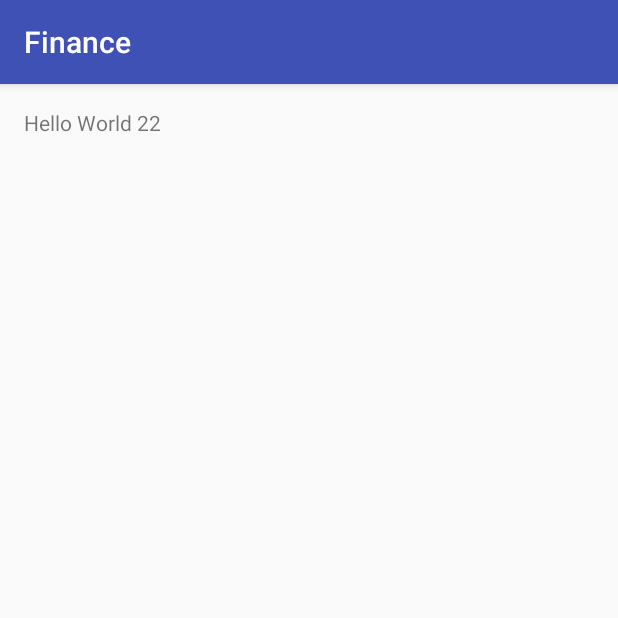
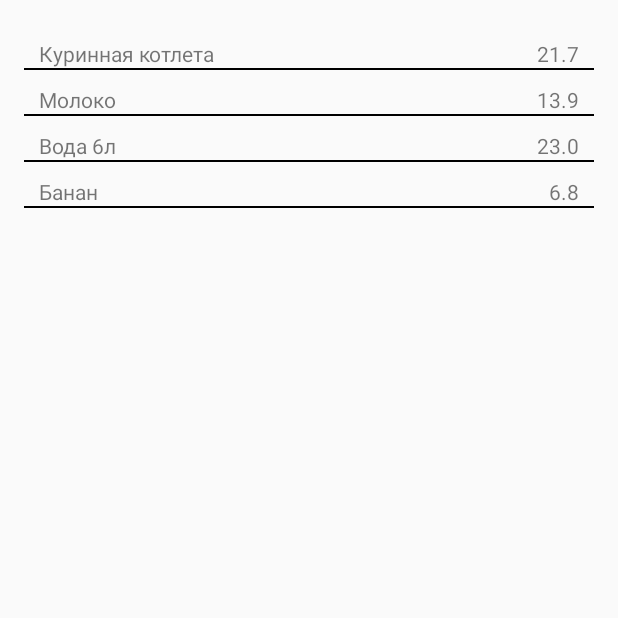
Before and after one commit to root-android/Finance, an Android app: the screen it shows after launch (MainActivity), on a phone screen of 412 x 824 dp, the top half of it. Run offline under Robolectric (Android 15) with nearby library versions, the phone set to English and light mode, and no system bars.

Commit message:
custom adapter

```diff
--- /dev/null
+++ b/app/src/main/java/com/vao/finance/CustomTransactionsAdapter.java
@@ -0,0 +1,38 @@
+package com.vao.finance;
+
+import android.content.Context;
+import android.view.LayoutInflater;
+import android.view.View;
+import android.view.ViewGroup;
+import android.widget.ArrayAdapter;
+import android.widget.TextView;
+
+import java.util.ArrayList;
+import java.util.List;
+
+/**
+ * Created by Prime1 on 06.08.2016.
+ */
+public class CustomTransactionsAdapter extends ArrayAdapter<Transactions> {
+    private List<Transactions> list = new ArrayList<Transactions>();
+
+    public CustomTransactionsAdapter(Context context, List<Transactions> transactionses) {
+        super(context, 0, transactionses);
+        list = transactionses;
+    }
+
+    @Override
+    public View getView(int position, View convertView, ViewGroup parent) {
+        Transactions t = getItem(position);
+        if (convertView == null) {
+            convertView = LayoutInflater.from(getContext()).inflate(R.layout.item,parent,false);
+        }
+        TextView name = (TextView) convertView.findViewById(R.id.nameTransaction);
+        TextView sum = (TextView) convertView.findViewById(R.id.sum);
+
+        name.setText(t.name);
+        sum.setText(t.sum+"");
+
+        return convertView;
+    }
+}
--- a/app/src/main/java/com/vao/finance/MainActivity.java
+++ b/app/src/main/java/com/vao/finance/MainActivity.java
@@ -1,13 +1,37 @@
 package com.vao.finance;
 
+import android.app.Activity;
 import android.support.v7.app.AppCompatActivity;
 import android.os.Bundle;
+import android.widget.ListView;
 
-public class MainActivity extends AppCompatActivity {
+import java.util.ArrayList;
+import java.util.List;
+
+public class MainActivity extends Activity {
+
+    private ListView listView;
+    private ArrayList<Transactions> transactions;
+
 
     @Override
     protected void onCreate(Bundle savedInstanceState) {
         super.onCreate(savedInstanceState);
         setContentView(R.layout.activity_main);
+
+        listView = (ListView) findViewById(R.id.mainListVIew);
+        transactions = getData();
+        CustomTransactionsAdapter customTransactionsAdapter =
+                new CustomTransactionsAdapter(this, transactions);
+        listView.setAdapter(customTransactionsAdapter);
+    }
+
+    private ArrayList<Transactions> getData() {
+        ArrayList<Transactions> a = new ArrayList<>();
+        a.add(new Transactions("Куринная котлета", 21.70));
+        a.add(new Transactions("Молоко", 13.90));
+        a.add(new Transactions("Вода 6л", 23));
+        a.add(new Transactions("Банан", 6.80));
+        return a;
     }
 }
--- /dev/null
+++ b/app/src/main/java/com/vao/finance/Transactions.java
@@ -0,0 +1,14 @@
+package com.vao.finance;
+
+/**
+ * Created by Prime1 on 06.08.2016.
+ */
+public class Transactions {
+    public String name;
+    public double sum;
+
+    public Transactions(String n, double s) {
+        name = n;
+        sum = s;
+    }
+}
--- a/app/src/main/res/layout/activity_main.xml
+++ b/app/src/main/res/layout/activity_main.xml
@@ -9,8 +9,11 @@
     android:paddingTop="@dimen/activity_vertical_margin"
     tools:context="com.vao.finance.MainActivity">
 
-    <TextView
-        android:layout_width="wrap_content"
-        android:layout_height="wrap_content"
-        android:text="Hello World 22" />
+    <ListView
+        android:layout_width="match_parent"
+        android:layout_height="match_parent"
+        android:divider="@android:color/black"
+        android:dividerHeight="@dimen/divider_height"
+        android:id="@+id/mainListVIew">
+    </ListView>
 </RelativeLayout>
--- /dev/null
+++ b/app/src/main/res/layout/item.xml
@@ -0,0 +1,31 @@
+<?xml version="1.0" encoding="utf-8"?>
+<RelativeLayout xmlns:android="http://schemas.android.com/apk/res/android"
+    android:orientation="vertical" android:layout_width="match_parent"
+    android:layout_height="match_parent">
+
+    <LinearLayout
+        android:layout_width="wrap_content"
+        android:layout_height="wrap_content"
+        android:orientation="vertical">
+        <TextView
+            android:layout_width="wrap_content"
+            android:layout_height="wrap_content"
+            android:text="@string/name"
+            android:id="@+id/nameTransaction"
+            android:layout_alignParentTop="true"
+            android:layout_alignParentStart="true"
+            android:layout_marginLeft="@dimen/margin_name"
+            android:layout_marginTop="@dimen/margin_name"
+            />
+    </LinearLayout>
+
+    <TextView
+        android:layout_width="wrap_content"
+        android:layout_height="wrap_content"
+        android:text="@string/sum"
+        android:id="@+id/sum"
+        android:layout_alignParentTop="true"
+        android:layout_alignParentEnd="true"
+        android:layout_marginRight="@dimen/margin_name"
+        android:layout_marginTop="@dimen/margin_name"/>
+</RelativeLayout>
--- a/app/src/main/res/values/dimens.xml
+++ b/app/src/main/res/values/dimens.xml
@@ -2,4 +2,6 @@
     <!-- Default screen margins, per the Android Design guidelines. -->
     <dimen name="activity_horizontal_margin">16dp</dimen>
     <dimen name="activity_vertical_margin">16dp</dimen>
+    <dimen name="divider_height">1dp</dimen>
+    <dimen name="margin_name">10dp</dimen>
 </resources>
--- a/app/src/main/res/values/strings.xml
+++ b/app/src/main/res/values/strings.xml
@@ -1,3 +1,5 @@
 <resources>
     <string name="app_name">Finance</string>
+    <string name="name">Название</string>
+    <string name="sum">Сумма</string>
 </resources>
```
